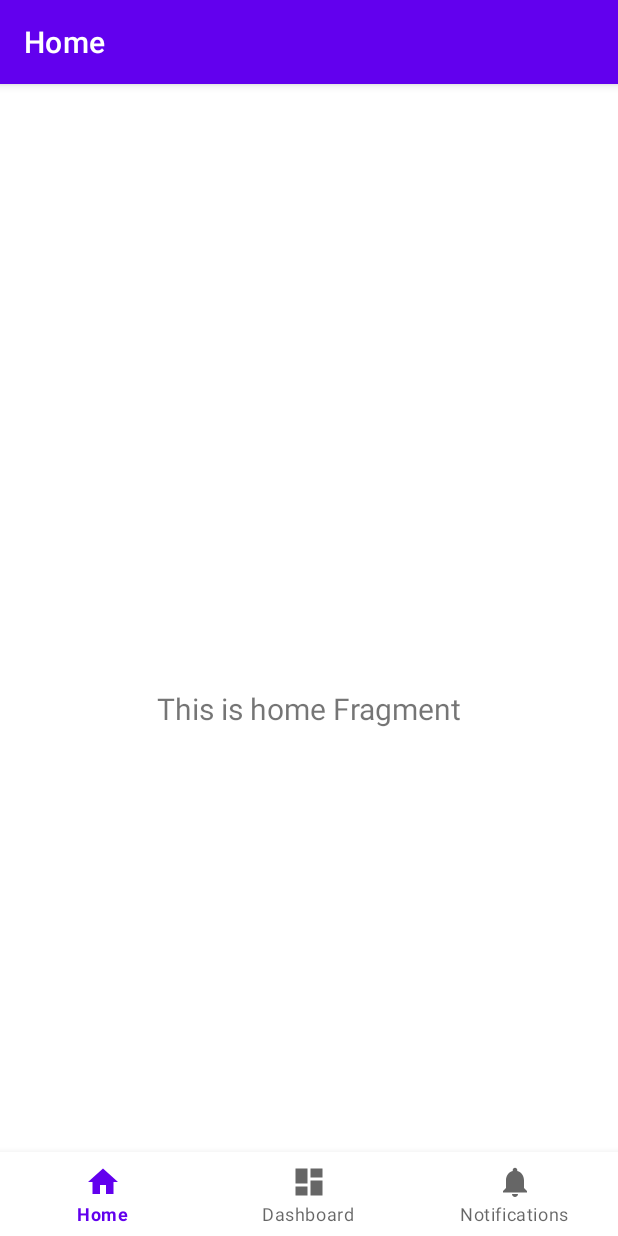
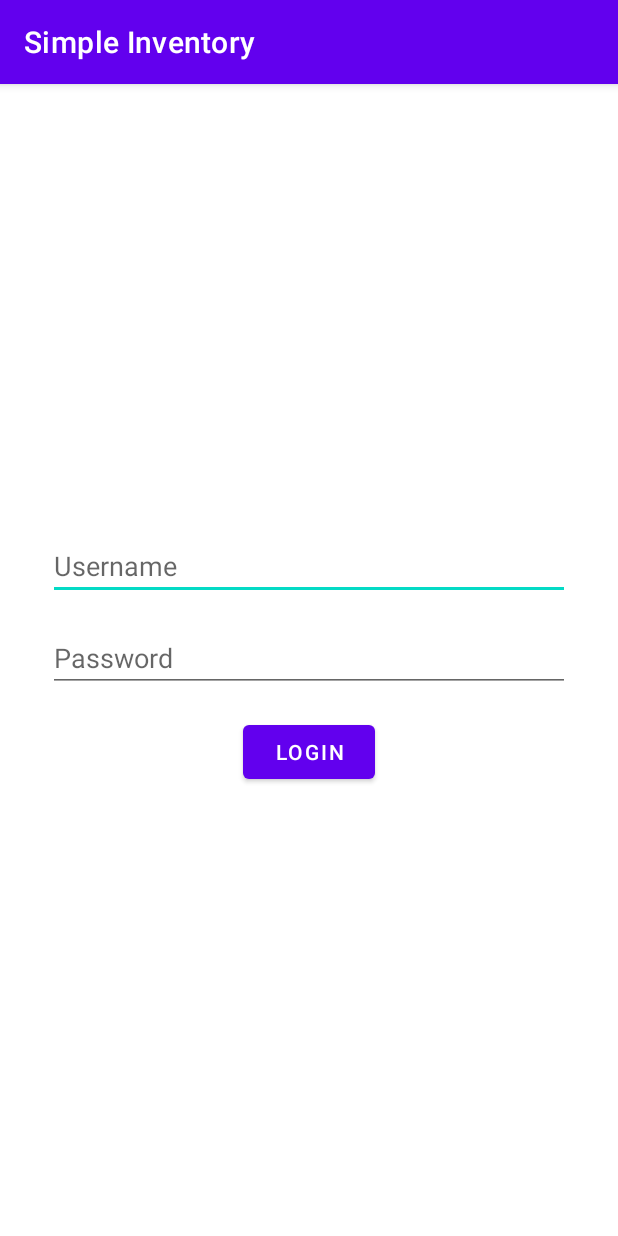
Before and after one commit to gabor7d2/SimpleInventory, an Android app: the screen it shows after launch (MainActivity before the commit, LoginActivity after it), on a phone screen of 412 x 824 dp. Run offline under Robolectric (Android 15) with nearby library versions, the phone set to English and light mode, and no system bars; our stand-ins replace navigation-ui.

Commit message:
Create basic login screen

```diff
--- a/SimpleInventory/app/src/main/AndroidManifest.xml
+++ b/SimpleInventory/app/src/main/AndroidManifest.xml
@@ -1,6 +1,6 @@
 <?xml version="1.0" encoding="utf-8"?>
 <manifest xmlns:android="http://schemas.android.com/apk/res/android"
-    xmlns:tools="http://schemas.android.com/tools">
+    xmlns:tools="http://schemas.android.com/tools" >
 
     <application
         android:allowBackup="true"
@@ -11,13 +11,18 @@
         android:roundIcon="@mipmap/ic_launcher_round"
         android:supportsRtl="true"
         android:theme="@style/Theme.SimpleInventory"
-        tools:targetApi="31">
+        tools:targetApi="31" >
         <activity
-            android:name=".MainActivity"
+            android:name=".ui.LoginActivity"
+            android:windowSoftInputMode="adjustResize"
+            android:exported="false" />
+        <activity
+            android:name=".ui.MainActivity"
             android:exported="true"
-            android:label="@string/app_name">
+            android:label="@string/app_name" >
             <intent-filter>
                 <action android:name="android.intent.action.MAIN" />
+
                 <category android:name="android.intent.category.LAUNCHER" />
             </intent-filter>
         </activity>
--- /dev/null
+++ b/SimpleInventory/app/src/main/java/net/gabor7d2/simpleinventory/ui/LoginActivity.kt
@@ -0,0 +1,27 @@
+package net.gabor7d2.simpleinventory.ui
+
+import androidx.appcompat.app.AppCompatActivity
+import android.os.Bundle
+import androidx.activity.OnBackPressedCallback
+import net.gabor7d2.simpleinventory.databinding.ActivityLoginBinding
+
+class LoginActivity : AppCompatActivity() {
+
+    private lateinit var binding: ActivityLoginBinding
+
+    override fun onCreate(savedInstanceState: Bundle?) {
+        super.onCreate(savedInstanceState)
+        binding = ActivityLoginBinding.inflate(layoutInflater)
+        setContentView(binding.root)
+
+        binding.buttonLogin.setOnClickListener {
+            finish()
+        }
+
+        onBackPressedDispatcher.addCallback(this, object : OnBackPressedCallback(true) {
+            override fun handleOnBackPressed() {
+
+            }
+        })
+    }
+}
--- a/SimpleInventory/app/src/main/java/net/gabor7d2/simpleinventory/MainActivity.kt
+++ b/SimpleInventory/app/src/main/java/net/gabor7d2/simpleinventory/ui/MainActivity.kt
@@ -1,5 +1,6 @@
-package net.gabor7d2.simpleinventory
+package net.gabor7d2.simpleinventory.ui
 
+import android.content.Intent
 import android.os.Bundle
 import com.google.android.material.bottomnavigation.BottomNavigationView
 import androidx.appcompat.app.AppCompatActivity
@@ -7,6 +8,7 @@ import androidx.navigation.findNavController
 import androidx.navigation.ui.AppBarConfiguration
 import androidx.navigation.ui.setupActionBarWithNavController
 import androidx.navigation.ui.setupWithNavController
+import net.gabor7d2.simpleinventory.R
 import net.gabor7d2.simpleinventory.databinding.ActivityMainBinding
 
 class MainActivity : AppCompatActivity() {
@@ -15,6 +17,12 @@ class MainActivity : AppCompatActivity() {
 
     override fun onCreate(savedInstanceState: Bundle?) {
         super.onCreate(savedInstanceState)
+
+        val prefs = getSharedPreferences("SimpleInventoryCredentials", MODE_PRIVATE)
+        val loggedIn = prefs.getBoolean("LoggedIn", false)
+        if (!loggedIn) {
+            startActivity(Intent(this, LoginActivity::class.java))
+        }
 
         binding = ActivityMainBinding.inflate(layoutInflater)
         setContentView(binding.root)
--- /dev/null
+++ b/SimpleInventory/app/src/main/res/layout/activity_login.xml
@@ -0,0 +1,34 @@
+<?xml version="1.0" encoding="utf-8"?>
+<LinearLayout xmlns:android="http://schemas.android.com/apk/res/android"
+    android:layout_width="match_parent"
+    android:layout_height="wrap_content"
+    android:paddingHorizontal="32dp"
+    android:gravity="center"
+    android:layout_gravity="center"
+    android:orientation="vertical">
+
+    <EditText
+        android:id="@+id/et_username"
+        android:layout_width="match_parent"
+        android:layout_height="wrap_content"
+        android:layout_marginVertical="8dp"
+        android:hint="Username"
+        android:singleLine="true" />
+
+    <EditText
+        android:id="@+id/et_password"
+        android:layout_width="match_parent"
+        android:layout_height="wrap_content"
+        android:layout_marginVertical="8dp"
+        android:hint="Password"
+        android:singleLine="true"
+        android:inputType="textPassword"/>
+
+    <Button
+        android:id="@+id/button_login"
+        android:layout_width="wrap_content"
+        android:layout_height="wrap_content"
+        android:layout_margin="8dp"
+        android:text="Login" />
+
+</LinearLayout>
```
